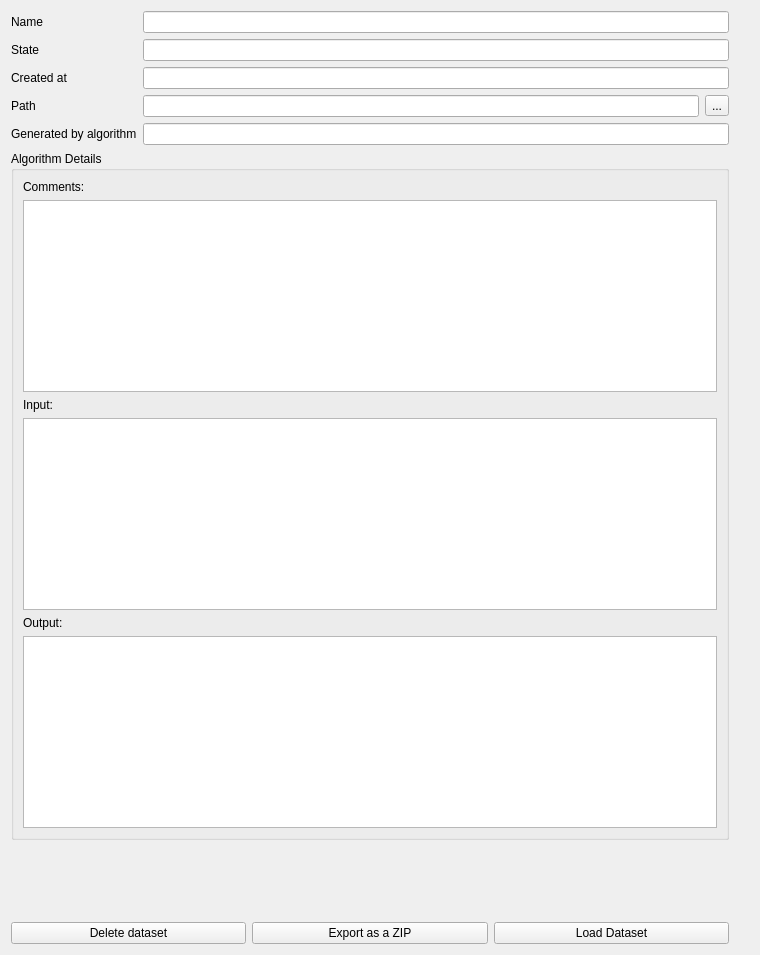
ConservationInternational/trends.earth, file LDMP/gui/WidgetDatasetItemDetails.ui: the form before one commit.
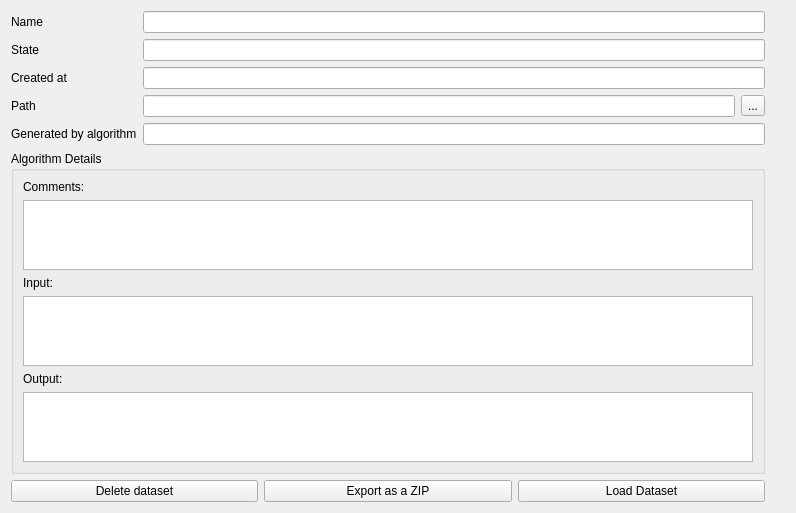
The form after the commit. Icons and pictures are not drawn. Custom widgets are drawn as their Qt base class.

Commit message: new file for the datasets details dialog

```diff
--- a/LDMP/gui/WidgetDatasetItemDetails.ui
+++ b/LDMP/gui/WidgetDatasetItemDetails.ui
@@ -6,8 +6,8 @@
    <rect>
     <x>0</x>
     <y>0</y>
-    <width>760</width>
-    <height>955</height>
+    <width>796</width>
+    <height>432</height>
    </rect>
   </property>
   <property name="sizePolicy">
```
Left out of the diff: 2 changed lines with no effect on the pictures. The commit also changes 2 other files.
